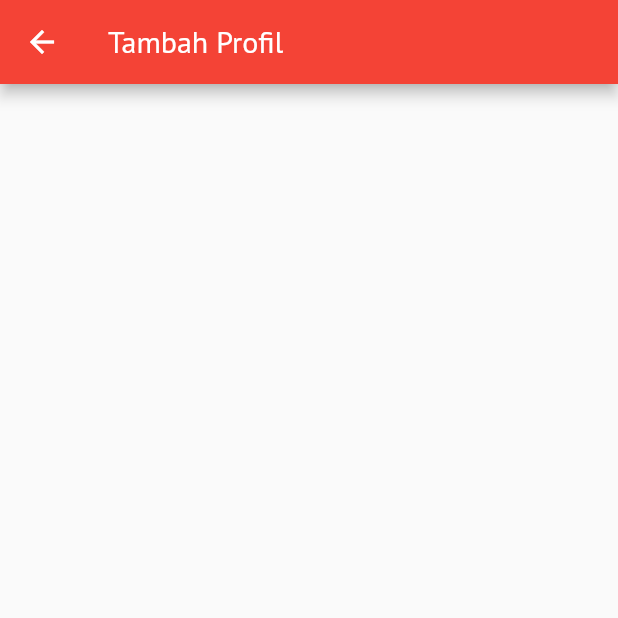
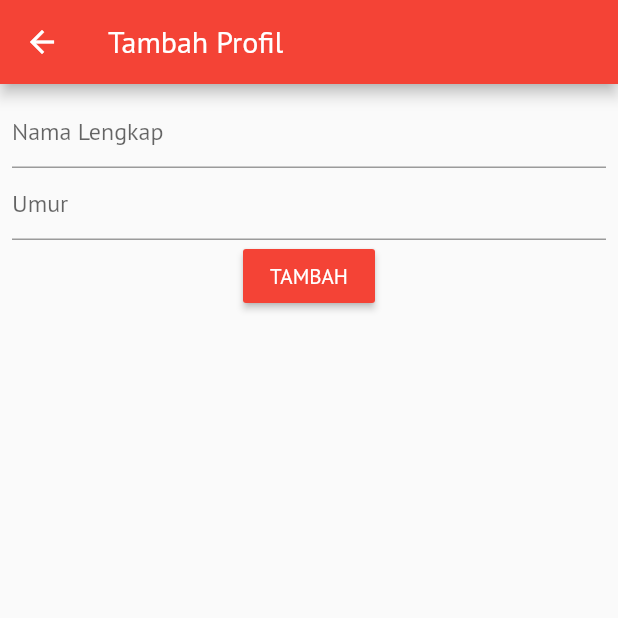
Before and after one commit to Renziera/Sehat.ia, a Flutter app: the Home screen opened directly, item 4 of the bottom bar chosen, after a tap on the "add" icon, on a phone screen of 412 x 824 dp, the top half of it. Run offline on Flutter 3.47's test engine with Material 2 defaults, Android fonts, the phone set to English and light mode, and no system bars; our stand-ins replace cloud_firestore, firebase_auth, google_sign_in; accounts and stored records are empty.

Commit message:
Launcher & Tambah Profil

```diff
--- a/app/lib/profil.dart
+++ b/app/lib/profil.dart
@@ -1,3 +1,5 @@
+import 'package:cloud_firestore/cloud_firestore.dart';
+import 'package:firebase_auth/firebase_auth.dart';
 import 'package:flutter/material.dart';
 
 class Profil extends StatefulWidget {
@@ -6,9 +8,55 @@ class Profil extends StatefulWidget {
 }
 
 class _ProfilState extends State<Profil> {
+  String _uid;
+
+  @override
+  void initState() {
+    super.initState();
+    _fetchData();
+  }
+
+  void _fetchData() async {
+    FirebaseUser user = await FirebaseAuth.instance.currentUser();
+    setState(() {
+      _uid = user.uid;
+    });
+  }
+
   @override
   Widget build(BuildContext context) {
-    return Container();
+    return _uid == null
+        ? SizedBox.shrink()
+        : StreamBuilder<QuerySnapshot>(
+            stream: Firestore.instance
+                .collection('pengguna')
+                .document(_uid)
+                .collection('profil')
+                .orderBy('waktu')
+                .snapshots(),
+            builder:
+                (BuildContext context, AsyncSnapshot<QuerySnapshot> snapshot) {
+              if (snapshot.hasError) return Text('Error: ${snapshot.error}');
+              switch (snapshot.connectionState) {
+                case ConnectionState.waiting:
+                  return Center(child: CircularProgressIndicator());
+                default:
+                  return ListView(
+                    children: snapshot.data.documents
+                        .map((DocumentSnapshot document) {
+                      return ListTile(
+                        title: Text(document['nama']),
+                        subtitle: Text(document['umur'] + ' tahun'),
+                        leading: Image.asset('img/anak.png'),
+                        onLongPress: () {
+                          document.reference.delete();
+                        },
+                      );
+                    }).toList(),
+                  );
+              }
+            },
+          );
   }
 }
 
@@ -18,13 +66,51 @@ class TambahProfil extends StatefulWidget {
 }
 
 class _TambahProfilState extends State<TambahProfil> {
+  final TextEditingController _controller = TextEditingController();
+  final TextEditingController _umurController = TextEditingController();
+
   @override
   Widget build(BuildContext context) {
     return Scaffold(
       appBar: AppBar(
         title: Text('Tambah Profil'),
       ),
-
+      body: Padding(
+        padding: const EdgeInsets.all(8.0),
+        child: Column(
+          children: <Widget>[
+            TextField(
+              decoration: InputDecoration(hintText: 'Nama Lengkap'),
+              controller: _controller,
+            ),
+            TextField(
+              decoration: InputDecoration(hintText: 'Umur'),
+              keyboardType: TextInputType.number,
+              controller: _umurController,
+            ),
+            RaisedButton(
+              color: Colors.red,
+              textColor: Colors.white,
+              child: Text('TAMBAH'),
+              onPressed: () async {
+                if (_controller.text.isEmpty || _umurController.text.isEmpty)
+                  return;
+                FirebaseUser user = await FirebaseAuth.instance.currentUser();
+                await Firestore.instance
+                    .collection('pengguna')
+                    .document(user.uid)
+                    .collection('profil')
+                    .add({
+                  'nama': _controller.text,
+                  'umur': _umurController.text,
+                  'waktu': FieldValue.serverTimestamp(),
+                });
+                Navigator.of(context).pop();
+              },
+            ),
+          ],
+        ),
+      ),
     );
   }
 }
--- a/app/pubspec.yaml
+++ b/app/pubspec.yaml
@@ -36,7 +36,7 @@ dev_dependencies:
 flutter_icons:
   android: true
   ios: true
-  image_path: "img/logo.png"
+  image_path: "img/launcher.png"
 
 # For information on the generic Dart part of this file, see the
 # following page: https://dart.dev/tools/pub/pubspec
@@ -66,9 +66,7 @@ flutter:
     - img/RiwayatActive.png
     - img/Profil.png
     - img/ProfilActive.png
-
-  #  - images/a_dot_burr.jpeg
-  #  - images/a_dot_ham.jpeg
+    - img/anak.png
 
   # An image asset can refer to one or more resolution-specific "variants", see
   # https://flutter.dev/assets-and-images/#resolution-aware.
--- a/web/lib/home.dart
+++ b/web/lib/home.dart
@@ -36,7 +36,7 @@ class _HomeState extends State<Home> {
               },
             ),
             ListTile(
-              title: Text('Jadwal Praktek'),
+              title: Text('Reminder'),
               leading: Icon(Icons.schedule),
               onTap: () {
                 setState(() {
```
Also changed, not shown: app/img/anak.png (added), app/img/launcher.png (added), 27 other files.
